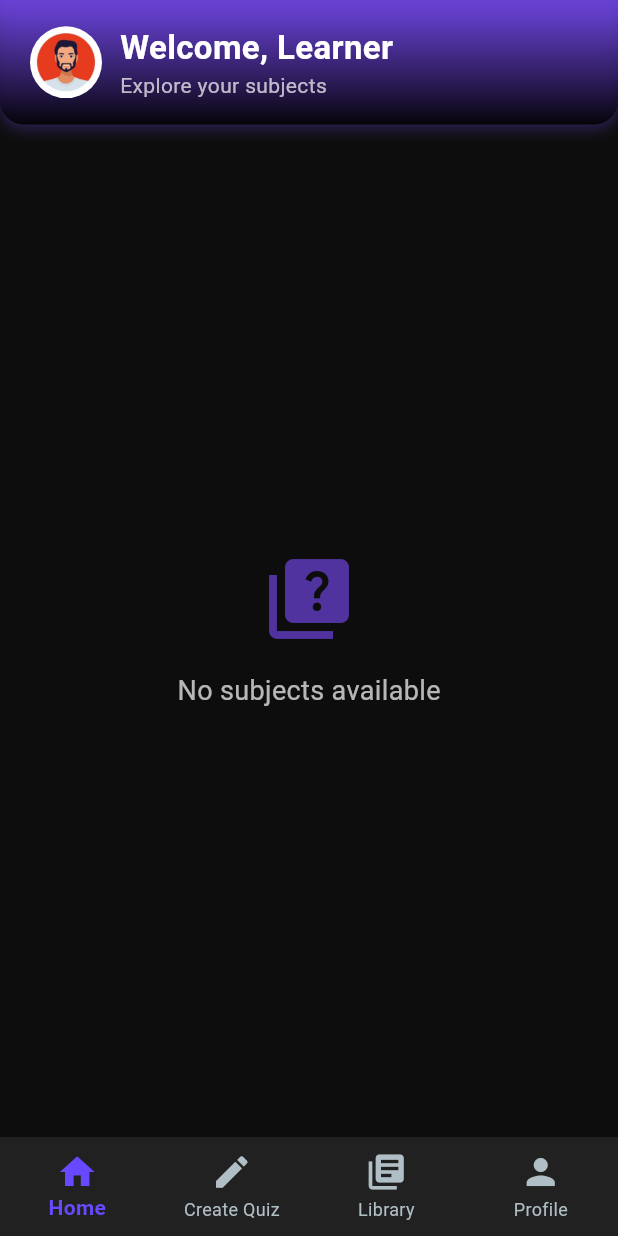
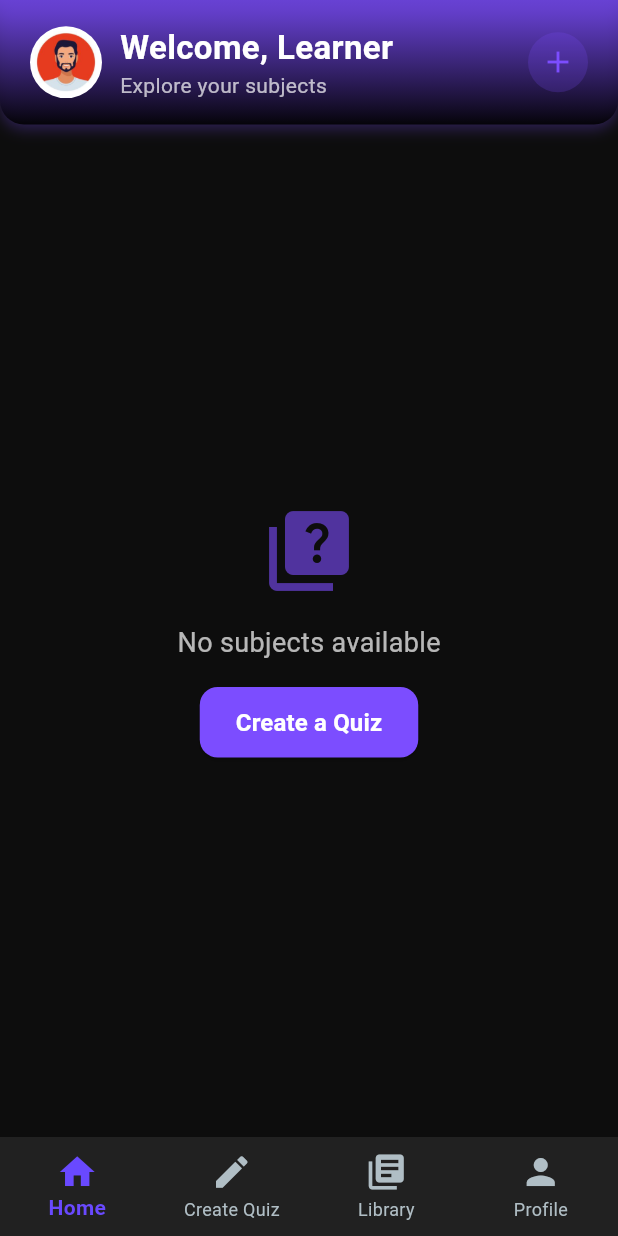
Before and after one commit to AyushSantoki1406/MajorProject, a Flutter app: the TabNavigator screen opened by its route, on a phone screen of 412 x 824 dp. Run offline on Flutter 3.47's test engine with Material 3 defaults, Android fonts, the phone set to English and light mode, and no system bars; our stand-ins replace animate_do, cloud_firestore, firebase_auth, firebase_core, firebase_messaging, firebase_storage and 6 more; accounts and stored records are empty; network calls fail; Roboto replaces fonts that are missing (Montserrat, OpenSans).

Commit message:
final commit

```diff
--- a/lib/main.dart
+++ b/lib/main.dart
@@ -21,11 +21,9 @@ const FirebaseOptions firebaseOptions = FirebaseOptions(
   storageBucket: "book-wave-5152c.appspot.com",
   messagingSenderId: "527365810877",
   appId: "1:527365810877:android:95d3c49ad476a82923a5d4",
-  measurementId:
-      "G-16ZN3L4H81", // Optional; remove if not using Google Analytics
+  measurementId: "G-16ZN3L4H81",
 );
 
-/// 🔹 Background FCM handler
 Future<void> _firebaseMessagingBackgroundHandler(RemoteMessage message) async {
   WidgetsFlutterBinding.ensureInitialized();
   if (Firebase.apps.isEmpty) {
@@ -96,10 +94,10 @@ class TabNavigator extends StatefulWidget {
   const TabNavigator({Key? key}) : super(key: key);
 
   @override
-  _TabNavigatorState createState() => _TabNavigatorState();
+  TabNavigatorState createState() => TabNavigatorState(); // Changed to public
 }
 
-class _TabNavigatorState extends State<TabNavigator>
+class TabNavigatorState extends State<TabNavigator>
     with SingleTickerProviderStateMixin {
   int _selectedIndex = 0;
   late AnimationController _animationController;
--- a/lib/screens/home_screen.dart
+++ b/lib/screens/home_screen.dart
@@ -123,9 +123,7 @@ class _HomeScreenState extends State<HomeScreen>
                 )
                 .toList();
         final myQuizzes =
-            isInstructor
-                ? allQuizzes.where((quiz) => quiz.createdBy == userId).toList()
-                : [];
+            allQuizzes.where((quiz) => quiz.createdBy == userId).toList();
         final allSubjects =
             allQuizzes
                 .map((quiz) => quiz.subject)
@@ -138,6 +136,13 @@ class _HomeScreenState extends State<HomeScreen>
                 .toSet()
                 .toList()
                 .cast<String>();
+
+        // Debug: Log the number of quizzes to check if myQuizzes is populated
+        if (myQuizzes.isEmpty) {
+          print('No quizzes found for userId: $userId');
+        } else {
+          print('Found ${myQuizzes.length} quizzes for userId: $userId');
+        }
 
         // Group quizzes by subject and then by topic
         final subjectTopicMap = <String, Map<String, List<Quiz>>>{};
@@ -250,9 +255,33 @@ class _HomeScreenState extends State<HomeScreen>
                             ),
                           ],
                         ),
-                        if (isInstructor)
                         Row(
                           children: [
+                            GestureDetector(
+                              onTap: () {
+                                Navigator.push(
+                                  context,
+                                  MaterialPageRoute(
+                                    builder:
+                                        (context) => const CreateQuizScreen(),
+                                  ),
+                                );
+                              },
+                              child: Container(
+                                padding: const EdgeInsets.all(8),
+                                decoration: BoxDecoration(
+                                  color: primaryColor.withOpacity(0.2),
+                                  shape: BoxShape.circle,
+                                ),
+                                child: Icon(
+                                  Icons.add,
+                                  color: primaryColor,
+                                  size: 24,
+                                ),
+                              ),
+                            ),
+                            if (isInstructor) const SizedBox(width: 8),
+                            if (isInstructor)
                               GestureDetector(
                                 onTap: () {
                                   Navigator.push(
@@ -343,7 +372,6 @@ class _HomeScreenState extends State<HomeScreen>
                                     fontFamily: 'Montserrat',
                                   ),
                                 ),
-                                if (isInstructor) ...[
                                 const SizedBox(height: 16),
                                 ElevatedButton(
                                   onPressed: () {
@@ -377,7 +405,6 @@ class _HomeScreenState extends State<HomeScreen>
                                   ),
                                 ),
                               ],
-                              ],
                             ),
                           )
                           : SingleChildScrollView(
@@ -410,7 +437,6 @@ class _HomeScreenState extends State<HomeScreen>
                                   isInstructor,
                                   userId,
                                 ),
-                                if (isInstructor && mySubjects.isNotEmpty) ...[
                                 Padding(
                                   padding: const EdgeInsets.only(
                                     left: 20,
@@ -427,7 +453,65 @@ class _HomeScreenState extends State<HomeScreen>
                                     ),
                                   ),
                                 ),
-                                  _buildSubjectGrid(
+                                myQuizzes.isEmpty
+                                    ? Padding(
+                                      padding: const EdgeInsets.all(20.0),
+                                      child: Column(
+                                        children: [
+                                          Icon(
+                                            Icons.quiz,
+                                            color: primaryColor.withOpacity(
+                                              0.6,
+                                            ),
+                                            size: 64,
+                                          ),
+                                          const SizedBox(height: 16),
+                                          const Text(
+                                            'No quizzes created yet',
+                                            style: TextStyle(
+                                              color: Colors.white70,
+                                              fontSize: 18,
+                                              fontFamily: 'Montserrat',
+                                            ),
+                                          ),
+                                          const SizedBox(height: 16),
+                                          ElevatedButton(
+                                            onPressed: () {
+                                              Navigator.push(
+                                                context,
+                                                MaterialPageRoute(
+                                                  builder:
+                                                      (context) =>
+                                                          const CreateQuizScreen(),
+                                                ),
+                                              );
+                                            },
+                                            style: ElevatedButton.styleFrom(
+                                              backgroundColor: primaryColor,
+                                              padding:
+                                                  const EdgeInsets.symmetric(
+                                                    horizontal: 24,
+                                                    vertical: 12,
+                                                  ),
+                                              shape: RoundedRectangleBorder(
+                                                borderRadius:
+                                                    BorderRadius.circular(12),
+                                              ),
+                                            ),
+                                            child: const Text(
+                                              'Create a Quiz',
+                                              style: TextStyle(
+                                                color: Colors.white,
+                                                fontSize: 16,
+                                                fontWeight: FontWeight.w600,
+                                                fontFamily: 'Montserrat',
+                                              ),
+                                            ),
+                                          ),
+                                        ],
+                                      ),
+                                    )
+                                    : _buildSubjectGrid(
                                       context,
                                       mySubjects,
                                       mySubjectTopicMap,
@@ -437,7 +521,6 @@ class _HomeScreenState extends State<HomeScreen>
                                       isInstructor,
                                       userId,
                                     ),
-                                ],
                               ],
                             ),
                           ),
--- a/lib/screens/instructor_dashboard_screen.dart
+++ b/lib/screens/instructor_dashboard_screen.dart
@@ -19,7 +19,7 @@ class InstructorDashboardScreen extends StatefulWidget {
 class _InstructorDashboardScreenState extends State<InstructorDashboardScreen> {
   final Map<String, String> _studentNameCache = {};
   // Add a flag to control "Coming Soon" display (adjust as needed)
-  final bool _isComingSoon = true; // Set to false to show original UI
+  final bool _isComingSoon = false; // Set to false to show original UI
 
   @override
   Widget build(BuildContext context) {
```
Also changed, not shown: lib/screens/library_screen.dart (+8 -14 lines), 1 other file. Lines whose indentation alone changed are shown as unchanged.
